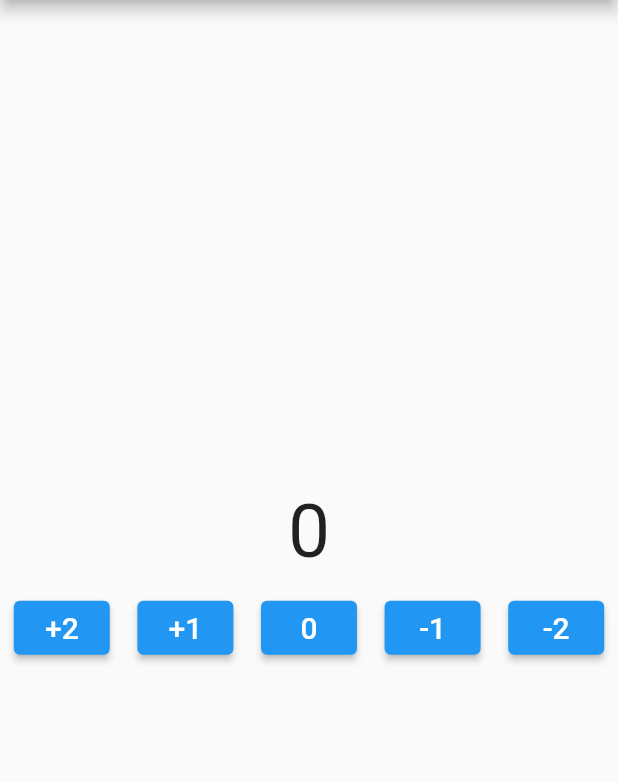
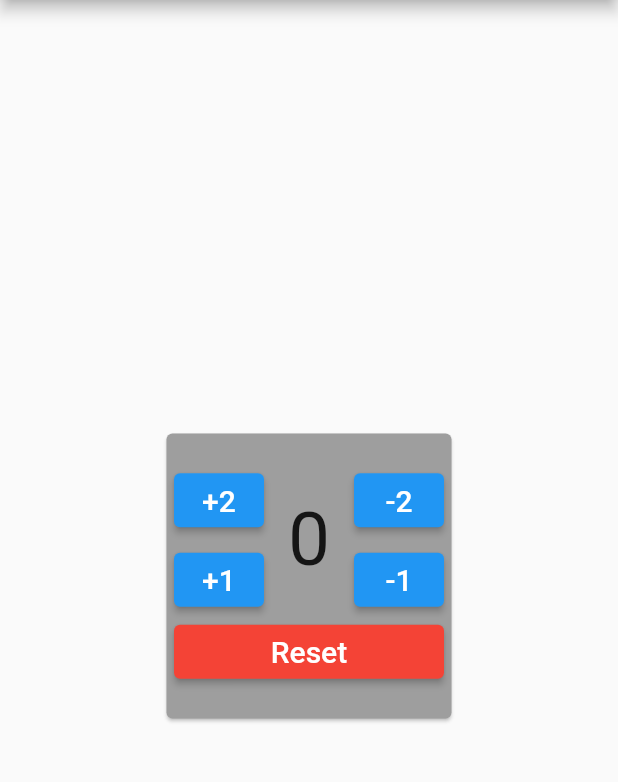
Before and after one commit to YCY-Program-team/counter, a Flutter app: the screen it shows after launch, on a phone screen of 412 x 824 dp, the part 84-866 px from its top. Run offline on Flutter 3.47's test engine with Material 2 defaults, Android fonts, the phone set to English and light mode, and no system bars; our stand-ins replace flutter_bloc.

Commit message:
迷你版counter

```diff
--- a/lib/main.dart
+++ b/lib/main.dart
@@ -38,21 +38,8 @@ class CounterView extends StatelessWidget {
 
   @override
   Widget build(BuildContext context) {
-    return Scaffold(
-      appBar: AppBar(title: const Text('Counter')),
-      body: Column(
+    final counterLeft = Column(
       mainAxisAlignment: MainAxisAlignment.center,
-          children: <Widget>[
-            BlocBuilder<CounterBloc, int>(
-              builder: (context, count) {
-                return Text('$count', style: const TextStyle(fontSize: 50));
-              },
-            ),
-            const SizedBox(
-              height: 10,
-            ),
-            Row(
-              mainAxisAlignment: MainAxisAlignment.spaceAround,
       children: <Widget>[
         ElevatedButton(
           onPressed: () {
@@ -64,6 +51,9 @@ class CounterView extends StatelessWidget {
           ),
           style: ElevatedButton.styleFrom(),
         ),
+        const SizedBox(
+          height: 5,
+        ),
         ElevatedButton(
           onPressed: () {
             context.read<CounterBloc>().add(CounterIncrement1Pressed());
@@ -74,15 +64,23 @@ class CounterView extends StatelessWidget {
           ),
           style: ElevatedButton.styleFrom(),
         ),
+      ],
+    );
+    final counterRight = Column(
+      mainAxisAlignment: MainAxisAlignment.center,
+      children: <Widget>[
         ElevatedButton(
           onPressed: () {
-                    context.read<CounterBloc>().add(ConuterResetPressed());
+            context.read<CounterBloc>().add(CounterDecrement2Pressed());
           },
           child: const Text(
-                    '0',
+            '-2',
             style: TextStyle(fontSize: 20),
           ),
           style: ElevatedButton.styleFrom(),
+        ),
+        const SizedBox(
+          height: 5,
         ),
         ElevatedButton(
           onPressed: () {
@@ -94,19 +92,49 @@ class CounterView extends StatelessWidget {
           ),
           style: ElevatedButton.styleFrom(),
         ),
+      ],
+    );
+
+    var counter = Column(
+      mainAxisAlignment: MainAxisAlignment.center,
+      crossAxisAlignment: CrossAxisAlignment.stretch,
+      children: <Widget>[
+        Row(mainAxisAlignment: MainAxisAlignment.center, children: <Widget>[
+          Expanded(child: counterLeft),
+          Expanded(child: Center(
+            child: BlocBuilder<CounterBloc, int>(
+              builder: (context, count) {
+                return Text('$count', style: const TextStyle(fontSize: 50));
+              },
+            ),
+          )),
+          Expanded(child: counterRight)
+        ]),
         ElevatedButton(
           onPressed: () {
-                    context.read<CounterBloc>().add(CounterDecrement2Pressed());
+            context.read<CounterBloc>().add(ConuterResetPressed());
           },
           child: const Text(
-                    '-2',
+            'Reset',
             style: TextStyle(fontSize: 20),
           ),
-                  style: ElevatedButton.styleFrom(),
+          style: ElevatedButton.styleFrom(primary: Colors.red),
         ),
       ],
-            )
-          ]),
+    );
+
+    return Scaffold(
+      appBar: AppBar(title: const Text('Counter')),
+      body: Center(
+          child: Card(
+        color: Colors.grey,
+        child: Container(
+          width: 180,
+          height: 180,
+          margin: const EdgeInsets.all(5),
+          child: counter,
+        ),
+      )),
     );
   }
 }
```
Lines whose indentation alone changed are shown as unchanged.
